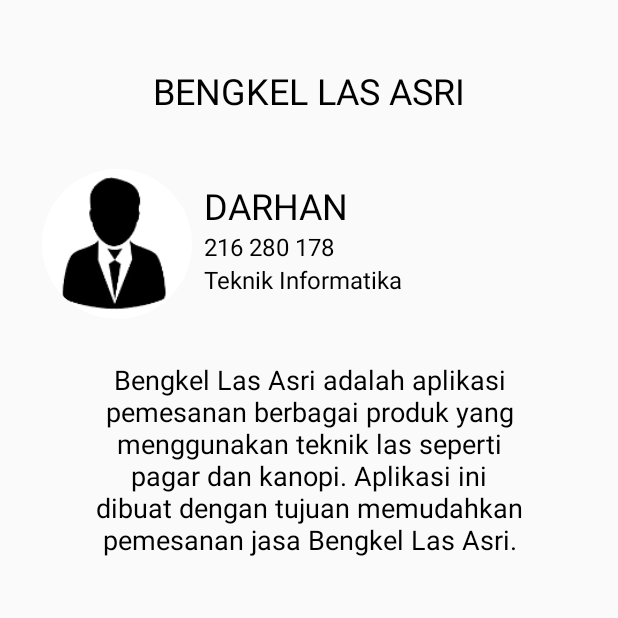
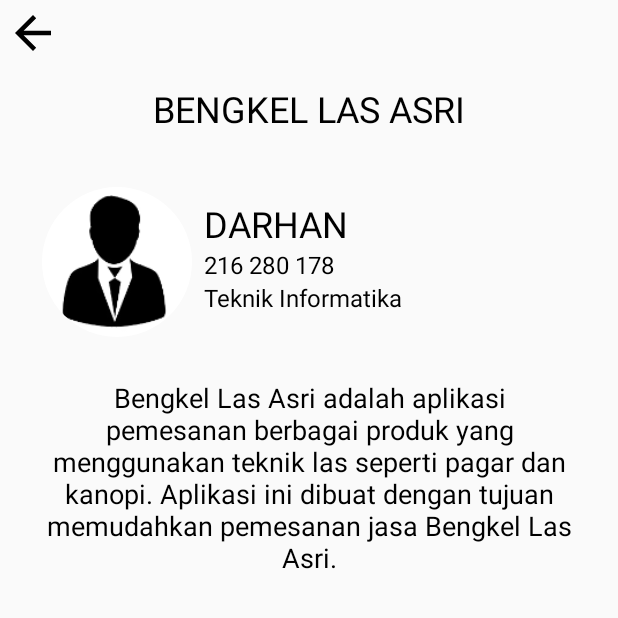
Before and after one commit to hamtz/bengkel_las, an Android app: the AboutActivity screen opened directly, with no data from a screen before it, on a phone screen of 412 x 824 dp, the top half of it. Run offline under Robolectric (Android 15) with nearby library versions, the light colour scheme and no system bars; pictures from the network do not load.

Commit message:
create data done all app menu done

```diff
--- a/app/src/main/java/com/hamtz/bengkellas/Activity/AboutActivity.kt
+++ b/app/src/main/java/com/hamtz/bengkellas/Activity/AboutActivity.kt
@@ -3,6 +3,7 @@ package com.hamtz.bengkellas.Activity
 import android.annotation.SuppressLint
 import androidx.appcompat.app.AppCompatActivity
 import android.os.Bundle
+import android.widget.ImageButton
 import android.widget.ImageView
 import com.bumptech.glide.Glide
 import com.hamtz.bengkellas.R
@@ -16,6 +17,11 @@ class AboutActivity : AppCompatActivity() {
         val imgProfile = findViewById<ImageView>(R.id.img_profile)
         Glide.with(this).load(R.drawable.person).circleCrop().into(imgProfile)
 
+        val btBack=findViewById<ImageButton>(R.id.bt_back)
+        btBack.setOnClickListener {
+            finish()
+        }
+
     }
 
 }
--- a/app/src/main/java/com/hamtz/bengkellas/Activity/ProdukActivity.kt
+++ b/app/src/main/java/com/hamtz/bengkellas/Activity/ProdukActivity.kt
@@ -3,6 +3,7 @@ package com.hamtz.bengkellas.Activity
 import android.annotation.SuppressLint
 import androidx.appcompat.app.AppCompatActivity
 import android.os.Bundle
+import android.widget.ImageButton
 import android.widget.ImageView
 import android.widget.Toast
 import com.hamtz.bengkellas.R
@@ -39,5 +40,10 @@ class ProdukActivity : AppCompatActivity() {
             Toast.makeText(this,"Desain Pagar 2",Toast.LENGTH_SHORT).show()
         }
 
+        val btBack=findViewById<ImageButton>(R.id.bt_back)
+        btBack.setOnClickListener {
+            finish()
+        }
+
     }
 }
--- a/app/src/main/java/com/hamtz/bengkellas/Activity/TambahActivity.kt
+++ b/app/src/main/java/com/hamtz/bengkellas/Activity/TambahActivity.kt
@@ -121,6 +121,10 @@ class TambahActivity : AppCompatActivity() {
                 }
             }
         }
+        val btBack=findViewById<ImageButton>(R.id.bt_back)
+        btBack.setOnClickListener {
+            finish()
+        }
 
         btPesan.setOnClickListener {
             nama = etNama.text.toString()
--- /dev/null
+++ b/app/src/main/res/drawable/arrow_back.xml
@@ -0,0 +1,5 @@
+<vector android:autoMirrored="true" android:height="24dp"
+    android:tint="#000000" android:viewportHeight="24"
+    android:viewportWidth="24" android:width="24dp" xmlns:android="http://schemas.android.com/apk/res/android">
+    <path android:fillColor="@android:color/white" android:pathData="M20,11H7.83l5.59,-5.59L12,4l-8,8 8,8 1.41,-1.41L7.83,13H20v-2z"/>
+</vector>
--- a/app/src/main/res/layout/activity_about.xml
+++ b/app/src/main/res/layout/activity_about.xml
@@ -5,15 +5,29 @@
     android:layout_width="match_parent"
     android:layout_height="match_parent"
     tools:context=".Activity.AboutActivity"
-    android:layout_margin="28dp">
+    >
+    <LinearLayout
+        android:id="@+id/ly_back"
+        android:layout_width="match_parent"
+        android:layout_height="48dp"
+        android:orientation="horizontal">
+        <ImageButton
+            android:id="@+id/bt_back"
+            android:layout_width="36dp"
+            android:layout_height="36dp"
+            android:layout_margin="4dp"
+            android:background="@drawable/arrow_back"
+            />
+    </LinearLayout>
 
 
     <TextView
         android:id="@+id/tv_about"
         android:layout_width="match_parent"
         android:layout_height="wrap_content"
+        android:layout_below="@id/ly_back"
         android:gravity="center"
-        android:layout_marginTop="16dp"
+        android:layout_marginTop="8dp"
         android:layout_marginBottom="36dp"
         android:textSize="24sp"
         android:textColor="@color/black"
@@ -24,6 +38,7 @@
         android:layout_width="100dp"
         android:layout_height="wrap_content"
         android:layout_below="@+id/tv_about"
+        android:layout_marginStart="28dp"
         tools:srcCompat="@tools:sample/avatars" />
 
     <TextView
@@ -65,10 +80,13 @@
         android:layout_width="wrap_content"
         android:layout_height="wrap_content"
         android:layout_below="@+id/img_profile"
-        android:layout_margin="28dp"
-        android:textSize="18sp"
+        android:layout_marginStart="28dp"
+        android:layout_marginTop="28dp"
+        android:layout_marginEnd="28dp"
+        android:layout_marginBottom="28dp"
+        android:text="@string/deskripsi_app"
+        android:textAlignment="center"
         android:textColor="@color/black"
-        android:textAlignment="center"
-        android:text="@string/deskripsi_app" />
+        android:textSize="18sp" />
 
 </RelativeLayout>
```
Also changed, not shown: app/src/main/java/com/hamtz/bengkellas/Activity/PesananActivity.kt (+9 -0 lines), app/src/main/res/layout/activity_pesanan.xml (+16 -3 lines), app/src/main/res/layout/activity_produk.xml (+16 -1 lines), app/src/main/res/layout/activity_tambah.xml (+14 -1 lines).
